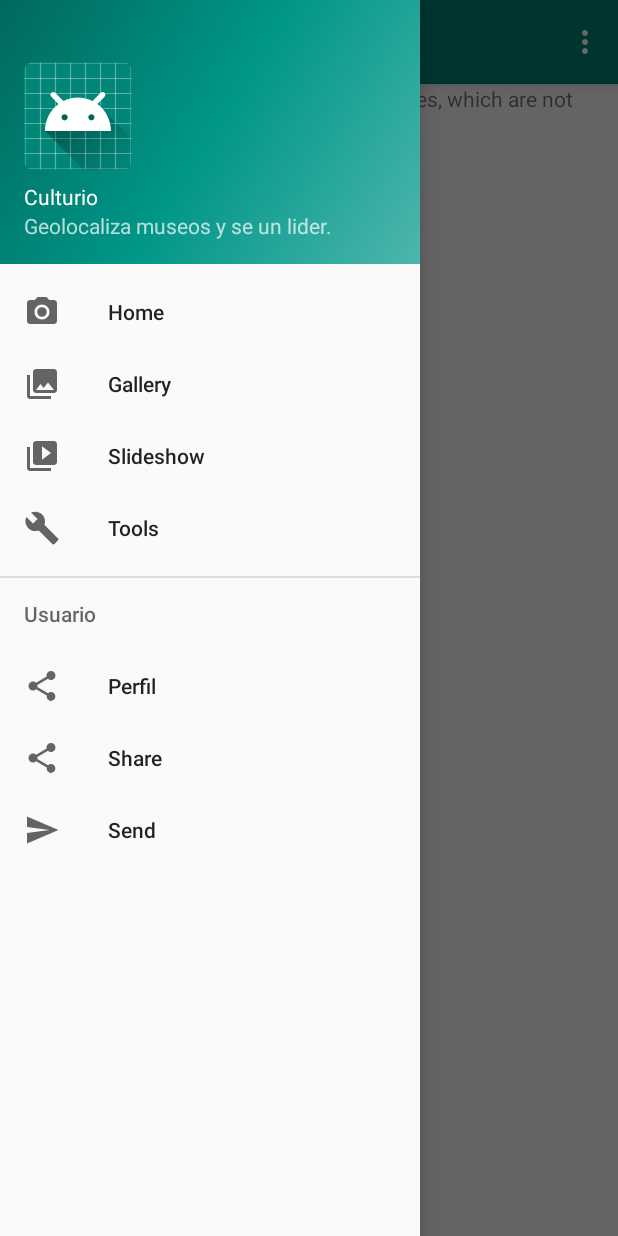
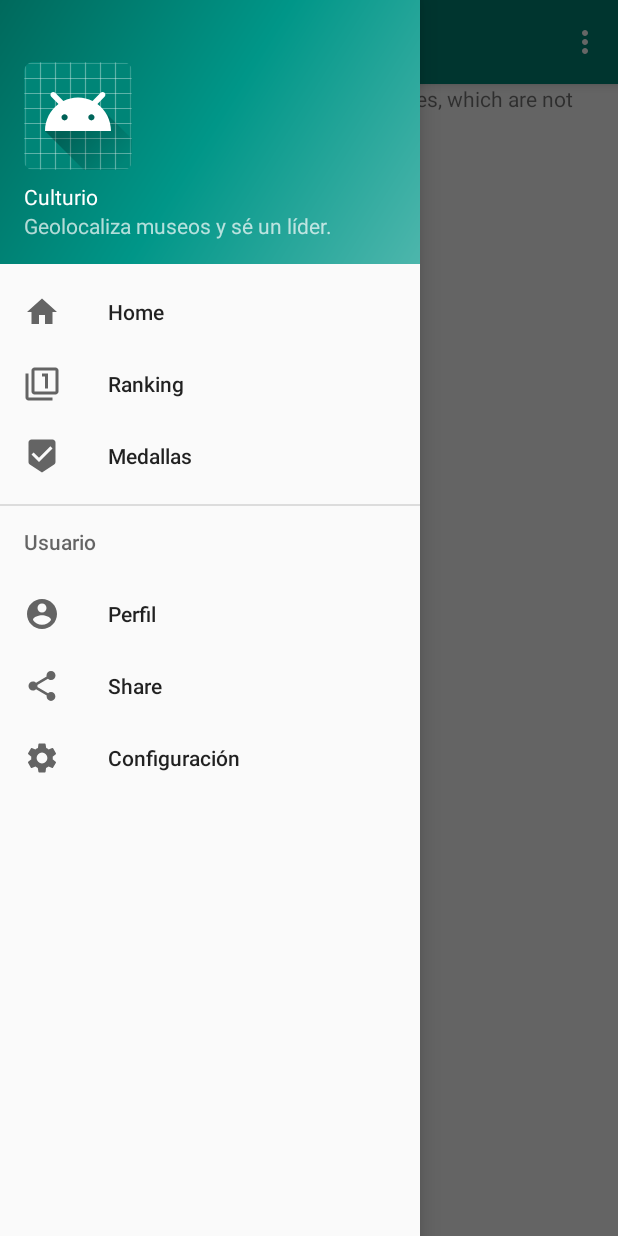
Before and after one commit to CODITEC/HackCultura, an Android app: the screen it shows after launch (CulturioActivity), with the side drawer open, on a phone screen of 412 x 824 dp. Run offline under Robolectric (Android 15) with nearby library versions, the light colour scheme and no system bars.

Commit message:
sidebar terminado

```diff
--- a/Culturio/app/src/main/java/com/example/culturio/activity/CulturioActivity.java
+++ b/Culturio/app/src/main/java/com/example/culturio/activity/CulturioActivity.java
@@ -91,8 +91,6 @@ public class CulturioActivity extends AppCompatActivity
 
         } else if (id == R.id.nav_slideshow) {
 
-        } else if (id == R.id.nav_tools) {
-
         } else if (id == R.id.nav_share) {
 
         } else if (id == R.id.nav_send) {
--- /dev/null
+++ b/Culturio/app/src/main/res/drawable/ic_account_circle_black_24dp.xml
@@ -0,0 +1,9 @@
+<vector xmlns:android="http://schemas.android.com/apk/res/android"
+        android:width="24dp"
+        android:height="24dp"
+        android:viewportWidth="24.0"
+        android:viewportHeight="24.0">
+    <path
+        android:fillColor="#FF000000"
+        android:pathData="M12,2C6.48,2 2,6.48 2,12s4.48,10 10,10 10,-4.48 10,-10S17.52,2 12,2zM12,5c1.66,0 3,1.34 3,3s-1.34,3 -3,3 -3,-1.34 -3,-3 1.34,-3 3,-3zM12,19.2c-2.5,0 -4.71,-1.28 -6,-3.22 0.03,-1.99 4,-3.08 6,-3.08 1.99,0 5.97,1.09 6,3.08 -1.29,1.94 -3.5,3.22 -6,3.22z"/>
+</vector>
--- /dev/null
+++ b/Culturio/app/src/main/res/drawable/ic_beenhere_black_24dp.xml
@@ -0,0 +1,9 @@
+<vector xmlns:android="http://schemas.android.com/apk/res/android"
+        android:width="24dp"
+        android:height="24dp"
+        android:viewportWidth="24.0"
+        android:viewportHeight="24.0">
+    <path
+        android:fillColor="#FF000000"
+        android:pathData="M19,1L5,1c-1.1,0 -1.99,0.9 -1.99,2L3,15.93c0,0.69 0.35,1.3 0.88,1.66L12,23l8.11,-5.41c0.53,-0.36 0.88,-0.97 0.88,-1.66L21,3c0,-1.1 -0.9,-2 -2,-2zM10,16l-5,-5 1.41,-1.41L10,13.17l7.59,-7.59L19,7l-9,9z"/>
+</vector>
--- /dev/null
+++ b/Culturio/app/src/main/res/drawable/ic_filter_1_black_24dp.xml
@@ -0,0 +1,9 @@
+<vector xmlns:android="http://schemas.android.com/apk/res/android"
+        android:width="24dp"
+        android:height="24dp"
+        android:viewportWidth="24.0"
+        android:viewportHeight="24.0">
+    <path
+        android:fillColor="#FF000000"
+        android:pathData="M3,5L1,5v16c0,1.1 0.9,2 2,2h16v-2L3,21L3,5zM14,15h2L16,5h-4v2h2v8zM21,1L7,1c-1.1,0 -2,0.9 -2,2v14c0,1.1 0.9,2 2,2h14c1.1,0 2,-0.9 2,-2L23,3c0,-1.1 -0.9,-2 -2,-2zM21,17L7,17L7,3h14v14z"/>
+</vector>
--- /dev/null
+++ b/Culturio/app/src/main/res/drawable/ic_home_black_24dp.xml
@@ -0,0 +1,9 @@
+<vector xmlns:android="http://schemas.android.com/apk/res/android"
+        android:width="24dp"
+        android:height="24dp"
+        android:viewportWidth="24.0"
+        android:viewportHeight="24.0">
+    <path
+        android:fillColor="#FF000000"
+        android:pathData="M10,20v-6h4v6h5v-8h3L12,3 2,12h3v8z"/>
+</vector>
--- /dev/null
+++ b/Culturio/app/src/main/res/drawable/ic_settings_black_24dp.xml
@@ -0,0 +1,9 @@
+<vector xmlns:android="http://schemas.android.com/apk/res/android"
+        android:width="24dp"
+        android:height="24dp"
+        android:viewportWidth="24"
+        android:viewportHeight="24">
+    <path
+        android:fillColor="#FF000000"
+        android:pathData="M19.1,12.9a2.8,2.8 0,0 0,0.1 -0.9,2.8 2.8,0 0,0 -0.1,-0.9l2.1,-1.6a0.7,0.7 0,0 0,0.1 -0.6L19.4,5.5a0.7,0.7 0,0 0,-0.6 -0.2l-2.4,1a6.5,6.5 0,0 0,-1.6 -0.9l-0.4,-2.6a0.5,0.5 0,0 0,-0.5 -0.4H10.1a0.5,0.5 0,0 0,-0.5 0.4L9.3,5.4a5.6,5.6 0,0 0,-1.7 0.9l-2.4,-1a0.4,0.4 0,0 0,-0.5 0.2l-2,3.4c-0.1,0.2 0,0.4 0.2,0.6l2,1.6a2.8,2.8 0,0 0,-0.1 0.9,2.8 2.8,0 0,0 0.1,0.9L2.8,14.5a0.7,0.7 0,0 0,-0.1 0.6l1.9,3.4a0.7,0.7 0,0 0,0.6 0.2l2.4,-1a6.5,6.5 0,0 0,1.6 0.9l0.4,2.6a0.5,0.5 0,0 0,0.5 0.4h3.8a0.5,0.5 0,0 0,0.5 -0.4l0.3,-2.6a5.6,5.6 0,0 0,1.7 -0.9l2.4,1a0.4,0.4 0,0 0,0.5 -0.2l2,-3.4c0.1,-0.2 0,-0.4 -0.2,-0.6ZM12,15.6A3.6,3.6 0,1 1,15.6 12,3.6 3.6,0 0,1 12,15.6Z"/>
+</vector>
--- a/Culturio/app/src/main/res/layout/nav_header_culturio.xml
+++ b/Culturio/app/src/main/res/layout/nav_header_culturio.xml
@@ -31,6 +31,6 @@
         android:id="@+id/textView"
         android:layout_width="wrap_content"
         android:layout_height="wrap_content"
-        android:text="Geolocaliza museos y se un lider." />
+        android:text="Geolocaliza museos y sé un líder." />
 
 </LinearLayout>
--- a/Culturio/app/src/main/res/menu/activity_culturio_drawer.xml
+++ b/Culturio/app/src/main/res/menu/activity_culturio_drawer.xml
@@ -6,27 +6,23 @@
     <group android:checkableBehavior="single">
         <item
             android:id="@+id/nav_home"
-            android:icon="@drawable/ic_menu_camera"
+            android:icon="@drawable/ic_home_black_24dp"
             android:title="@string/menu_home" />
         <item
             android:id="@+id/nav_gallery"
-            android:icon="@drawable/ic_menu_gallery"
-            android:title="@string/menu_gallery" />
+            android:icon="@drawable/ic_filter_1_black_24dp"
+            android:title="Ranking" />
         <item
             android:id="@+id/nav_slideshow"
-            android:icon="@drawable/ic_menu_slideshow"
-            android:title="@string/menu_slideshow" />
-        <item
-            android:id="@+id/nav_tools"
-            android:icon="@drawable/ic_menu_manage"
-            android:title="@string/menu_tools" />
+            android:icon="@drawable/ic_beenhere_black_24dp"
+            android:title="Medallas" />
     </group>
 
     <item android:title="Usuario">
         <menu>
             <item
                 android:id="@+id/nav_profile"
-                android:icon="@drawable/ic_menu_share"
+                android:icon="@drawable/ic_account_circle_black_24dp"
                 android:title="Perfil" />
             <item
                 android:id="@+id/nav_share"
@@ -34,8 +30,8 @@
                 android:title="@string/menu_share" />
             <item
                 android:id="@+id/nav_send"
-                android:icon="@drawable/ic_menu_send"
-                android:title="@string/menu_send" />
+                android:icon="@drawable/ic_settings_black_24dp"
+                android:title="Configuración" />
         </menu>
     </item>
 
--- a/Culturio/app/src/main/res/values/strings.xml
+++ b/Culturio/app/src/main/res/values/strings.xml
@@ -1,6 +1,6 @@
 <resources>
     <string name="app_name">Culturio</string>
-    <string name="title_activity_culturio">CulturioActivity</string>
+    <string name="title_activity_culturio">Culturio - GeoGame</string>
     <string name="navigation_drawer_open">Open navigation drawer</string>
     <string name="navigation_drawer_close">Close navigation drawer</string>
     <string name="nav_header_title">Android Studio</string>
```
